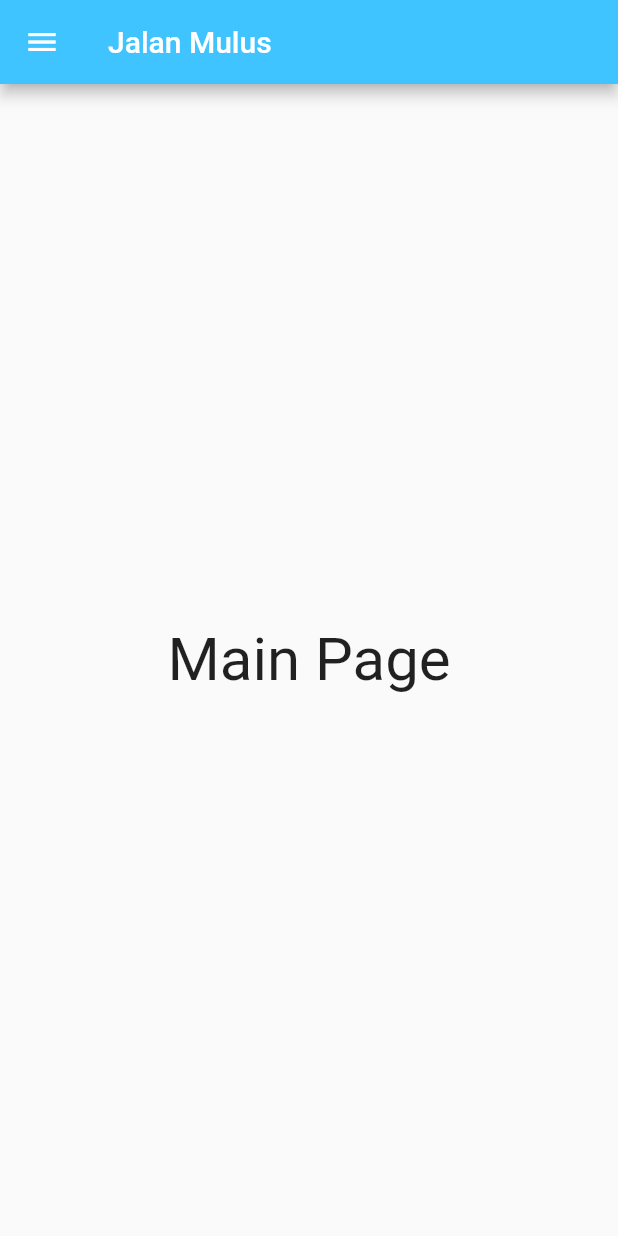
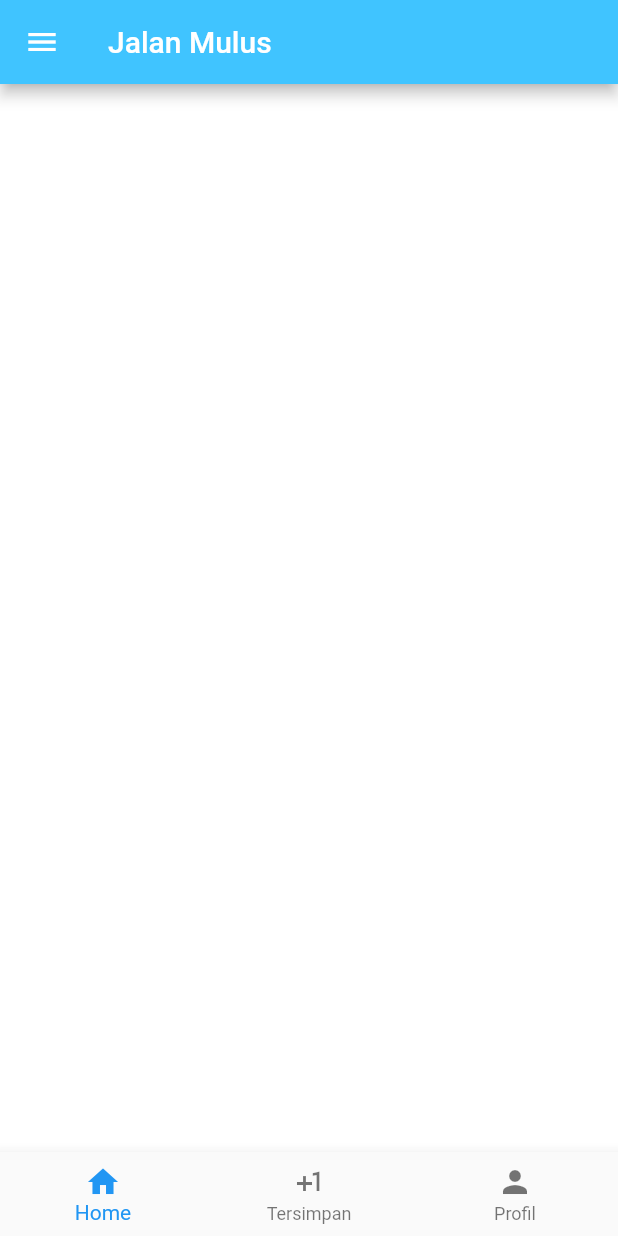
Before and after one commit to AyuApriliana/SM-2, a Flutter app: the screen it shows after launch, on a phone screen of 412 x 824 dp. Run offline on Flutter 3.47's test engine with Material 2 defaults, Android fonts, the phone set to English and light mode, and no system bars; our stand-ins replace cool_alert, google_fonts, image_picker.

Commit message:
bottomnavigator

```diff
--- /dev/null
+++ b/lib/home_page.dart
@@ -0,0 +1,23 @@
+import 'package:flutter/material.dart';
+import 'package:google_fonts/google_fonts.dart';
+
+class HomePage extends StatefulWidget {
+  const HomePage({Key? key}) : super(key: key);
+
+  @override
+  State<HomePage> createState() => _HomePageState();
+}
+
+class _HomePageState extends State<HomePage> {
+  @override
+  Widget build(BuildContext context) {
+    return Scaffold(
+      backgroundColor: Colors.white,
+      bottomNavigationBar: BottomNavigationBar(items: [
+        BottomNavigationBarItem(icon: Icon(Icons.home), label: "Home"),
+        BottomNavigationBarItem(icon: Icon(Icons.plus_one), label: "Tersimpan"),
+        BottomNavigationBarItem(icon: Icon(Icons.person), label: "Profil")
+      ]),
+    );
+  }
+}
--- a/lib/image_form.dart
+++ b/lib/image_form.dart
@@ -18,7 +18,9 @@ class _ImageFormState extends State<ImageForm> {
     final XFile? imagePicked =
         await _picker.pickImage(source: ImageSource.gallery);
       image = File(imagePicked!.path);
+
     setState(() {});
+
   }
 
   @override
--- a/lib/laporan_page.dart
+++ b/lib/laporan_page.dart
@@ -121,6 +121,12 @@ class _LaporanPageState extends State<LaporanPage> {
           ],
         ),
       ),
+      backgroundColor: Colors.white,
+      bottomNavigationBar: BottomNavigationBar(items: [
+        BottomNavigationBarItem(icon: Icon(Icons.home), label: "Home"),
+        BottomNavigationBarItem(icon: Icon(Icons.bookmark), label: "Tersimpan"),
+        BottomNavigationBarItem(icon: Icon(Icons.person), label: "Profil")
+      ]),
     );
   }
 
--- a/lib/main.dart
+++ b/lib/main.dart
@@ -1,4 +1,5 @@
 import 'package:flutter/material.dart';
+import 'package:laporan/home_page.dart';
 import 'package:laporan/laporan_page.dart';
 import 'package:laporan/navbar.dart';
 
@@ -20,11 +21,7 @@ class MyApp extends StatelessWidget {
         title: const Text('Jalan Mulus'),
         backgroundColor: Colors.lightBlueAccent,
       ),
-      body: const Center(
-        child: Text(
-          'Main Page',
-        style: TextStyle(fontSize: 40),
-      )),
+      body: HomePage()
     ),
     );
   }
--- a/pubspec.yaml
+++ b/pubspec.yaml
@@ -36,6 +36,7 @@ dependencies:
   # The following adds the Cupertino Icons font to your application.
   # Use with the CupertinoIcons class for iOS style icons.
   cupertino_icons: ^1.0.2
+  google_fonts: ^4.0.4
 
 
 
@@ -62,7 +63,7 @@ flutter:
   uses-material-design: true
 
   # To add assets to your application, add an assets section, like this:
-  # assets:
+  #  assets:
   #   - images/a_dot_burr.jpeg
   #   - images/a_dot_ham.jpeg
 
```
Also changed, not shown: pubspec.lock, 1 other file.
